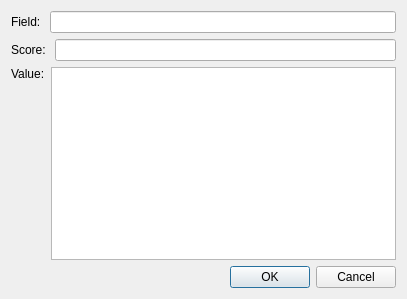
Before: the Qt Designer form ui/add_member.ui in goodspb/reedis, drawn with Qt 5.
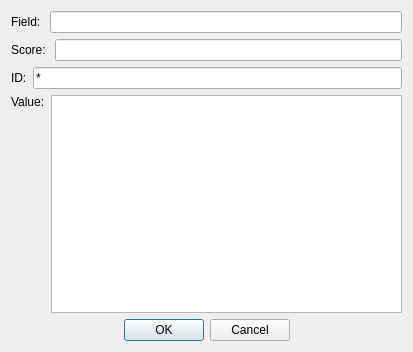
After: the same form once the commit is applied.

Diff of the .ui file:
```diff
--- a/ui/add_member.ui
+++ b/ui/add_member.ui
@@ -6,15 +6,15 @@
    <rect>
     <x>0</x>
     <y>0</y>
-    <width>407</width>
-    <height>299</height>
+    <width>413</width>
+    <height>352</height>
    </rect>
   </property>
   <property name="windowTitle">
    <string>Dialog</string>
   </property>
-  <layout class="QGridLayout" name="gridLayout">
-   <item row="0" column="0">
+  <layout class="QVBoxLayout" name="verticalLayout">
+   <item>
     <layout class="QHBoxLayout" name="FieldLayout">
      <item>
       <widget class="QLabel" name="label">
@@ -28,7 +28,7 @@
      </item>
     </layout>
    </item>
-   <item row="1" column="0">
+   <item>
     <layout class="QHBoxLayout" name="ScoreLayout">
      <item>
       <widget class="QLabel" name="label_2">
@@ -42,7 +42,25 @@
      </item>
     </layout>
    </item>
-   <item row="2" column="0">
+   <item>
+    <layout class="QHBoxLayout" name="IdLayout">
+     <item>
+      <widget class="QLabel" name="label_4">
+       <property name="text">
+        <string>ID:</string>
+       </property>
+      </widget>
+     </item>
+     <item>
+      <widget class="QLineEdit" name="IdInput">
+       <property name="text">
+        <string>*</string>
+       </property>
+      </widget>
+     </item>
+    </layout>
+   </item>
+   <item>
     <layout class="QHBoxLayout" name="ValueLayout">
      <item>
       <widget class="QLabel" name="label_3">
@@ -59,7 +77,7 @@
      </item>
     </layout>
    </item>
-   <item row="3" column="0">
+   <item>
     <widget class="QDialogButtonBox" name="buttonBox">
      <property name="orientation">
       <enum>Qt::Horizontal</enum>
@@ -67,6 +85,9 @@
      <property name="standardButtons">
       <set>QDialogButtonBox::Cancel|QDialogButtonBox::Ok</set>
      </property>
+     <property name="centerButtons">
+      <bool>true</bool>
+     </property>
     </widget>
    </item>
   </layout>
```
